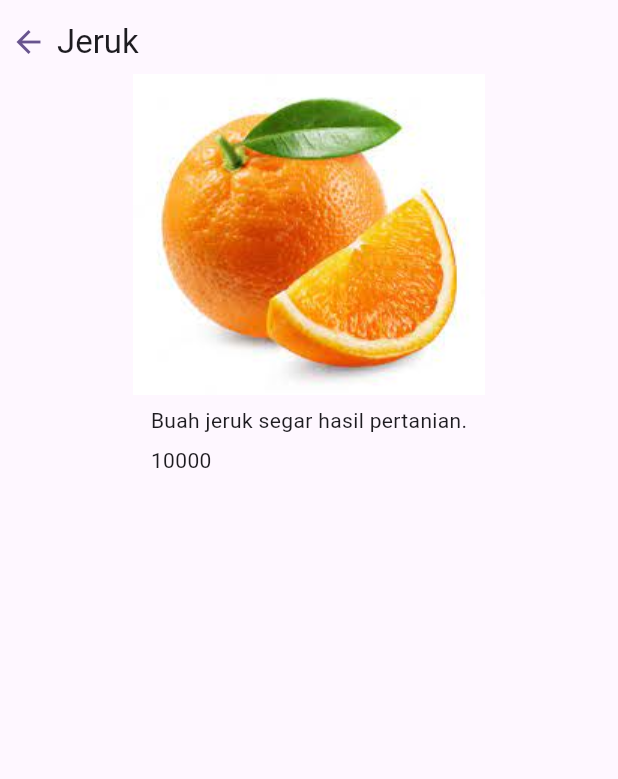
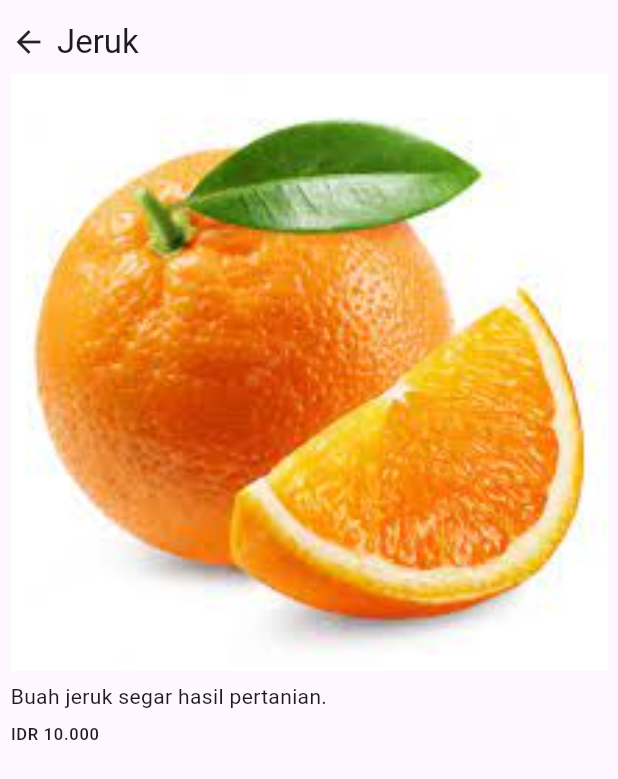
Before and after one commit to stnDinus/uts_ppb, a Flutter app: the HalamanItem screen opened directly with sample values from the repository, on a phone screen of 412 x 824 dp. Shown: the top 779 px of the screen. Run offline on Flutter 3.47's test engine with Material 2 defaults, Android fonts, the phone set to English and light mode, and no system bars; our stand-ins replace shared_preferences; accounts and stored records are empty.

Commit message:
feat: material items dashboard

```diff
--- a/lib/halaman_item.dart
+++ b/lib/halaman_item.dart
@@ -1,4 +1,5 @@
 import 'package:flutter/material.dart';
+import 'package:intl/intl.dart';
 import 'package:uts/data.dart';
 
 class HalamanItem extends StatelessWidget {
@@ -14,6 +15,7 @@ class HalamanItem extends StatelessWidget {
         child: Padding(
             padding: const EdgeInsets.all(7),
             child: Column(
+              crossAxisAlignment: CrossAxisAlignment.start,
               children: [
                 GestureDetector(
                   onTap: () {
@@ -22,34 +24,26 @@ class HalamanItem extends StatelessWidget {
                   child: Padding(
                       padding: const EdgeInsets.only(top: 7, bottom: 7),
                       child: Row(children: [
-                        Icon(
-                          Icons.arrow_back,
-                          color: Theme.of(context).colorScheme.primary,
-                        ),
-                        const SizedBox(
-                          width: 7,
-                        ),
-                        Text(
+                        const Icon(Icons.arrow_back),
+                        const SizedBox(width: 7),
+                        Flexible(
+                            child: Text(
                           item.nama,
                           style: Theme.of(context).textTheme.titleLarge,
-                        )
+                        ))
                       ])),
                 ),
-                Image.asset(
-                  item.linkGambar,
-                  fit: BoxFit.cover,
-                ),
-                const SizedBox(
-                  height: 7,
-                ),
+                AspectRatio(
+                    aspectRatio: 1,
+                    child: Image.asset(item.linkGambar, fit: BoxFit.cover)),
+                const SizedBox(height: 7),
                 Column(
                   crossAxisAlignment: CrossAxisAlignment.start,
                   children: [
                     Text(item.deskripsi),
-                    const SizedBox(
-                      height: 7,
-                    ),
-                    Text("${item.harga}"),
+                    const SizedBox(height: 7),
+                    Text(NumberFormat("¤ ,###", "id").format(item.harga),
+                        style: Theme.of(context).textTheme.labelSmall),
                   ],
                 ),
               ],
--- a/pubspec.yaml
+++ b/pubspec.yaml
@@ -31,6 +31,7 @@ dependencies:
   flutter:
     sdk: flutter
   shared_preferences: ^2.2.2
+  intl: ^0.18.1
 
 
   # The following adds the Cupertino Icons font to your application.
```
Also changed, not shown: lib/halaman_dashboard.dart (+30 -23 lines), pubspec.lock.
